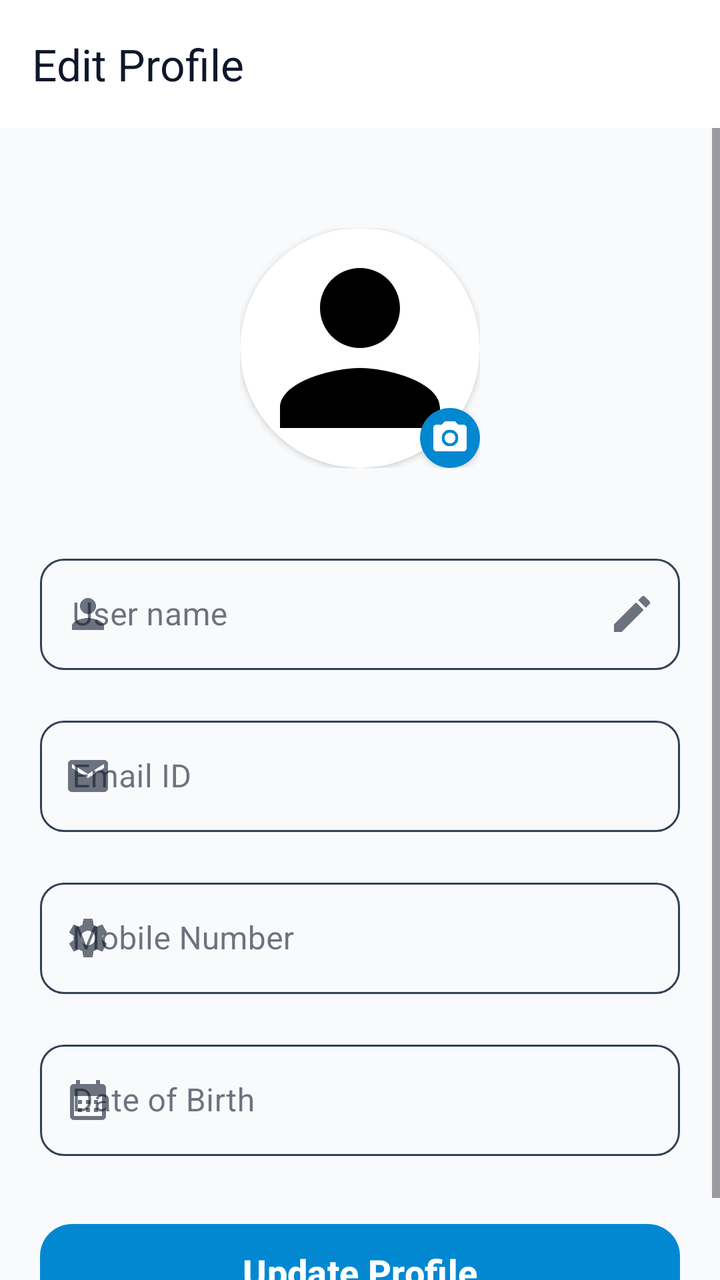
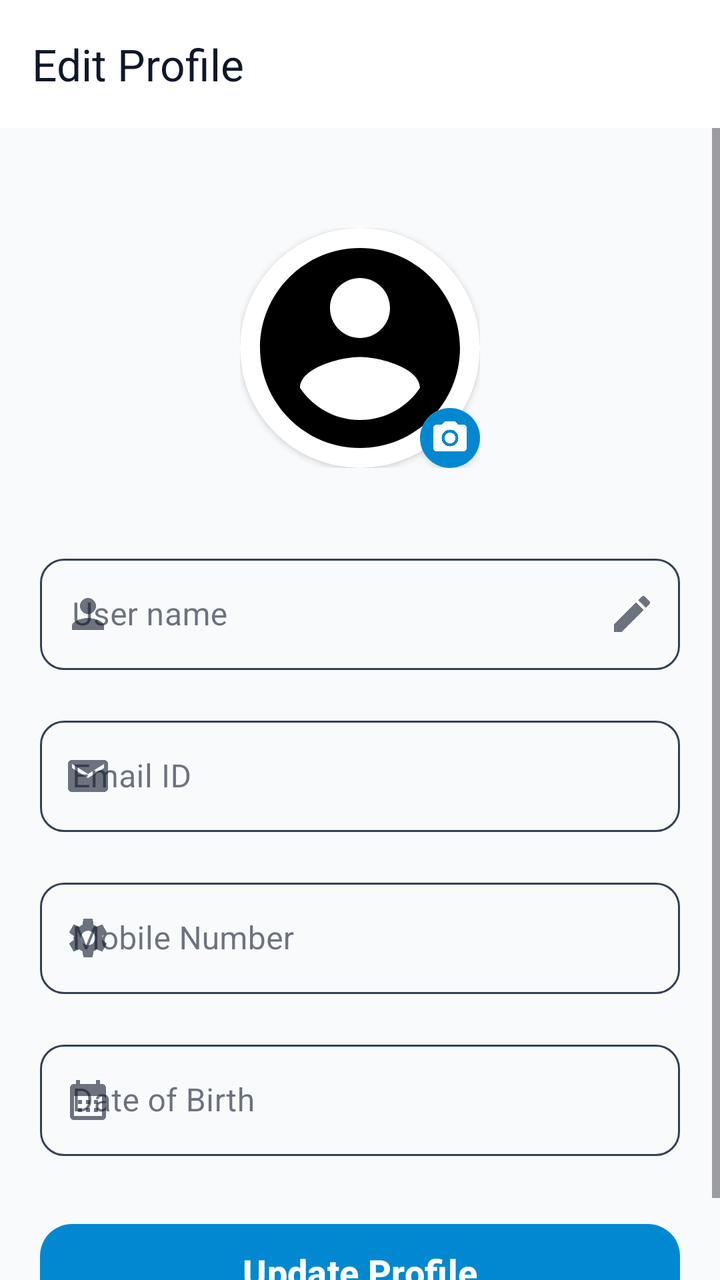

An Android layout rendered at two revisions. The XML below is the earlier revision; the diff shows what the commit changed to produce the second picture.
<!-- AndroidManifest.xml: application theme Theme.TestMaster -->
<!-- res/layout/activity_edit_profile.xml -->
<?xml version="1.0" encoding="utf-8"?>
<LinearLayout xmlns:android="http://schemas.android.com/apk/res/android"
    xmlns:tools="http://schemas.android.com/tools"
    android:layout_width="match_parent"
    android:layout_height="match_parent"
    xmlns:app="http://schemas.android.com/apk/res-auto"
    tools:context=".activities.EditProfileActivity"
    android:background="@drawable/statusbar_background"
    android:fitsSystemWindows="true"
    android:orientation="vertical">
    <androidx.appcompat.widget.Toolbar
        android:id="@+id/toolbar"
        android:layout_width="match_parent"
        android:layout_height="wrap_content"
        android:background="@color/primary"
        app:title="Edit Profile"
        app:titleTextColor="@color/onPrimary"
        app:layout_constraintTop_toTopOf="parent" />

    <ScrollView
        android:layout_width="match_parent"
        android:layout_height="match_parent"
        android:fillViewport="true">

        <LinearLayout
            android:layout_width="match_parent"
            android:layout_height="wrap_content"
            android:background="@color/background"
            android:orientation="vertical"
            android:paddingBottom="20dp">

            <LinearLayout
                android:layout_width="120dp"
                android:layout_height="120dp"
                android:layout_marginTop="50dp"
                android:layout_gravity="center">
                <RelativeLayout
                    android:layout_width="match_parent"
                    android:layout_height="wrap_content">
                    <androidx.cardview.widget.CardView
                        android:id="@+id/card_img"
                        android:layout_width="match_parent"
                        android:layout_height="match_parent"
                        app:cardCornerRadius="60dp">
                        <ImageView
                            android:id="@+id/iv_personimage"
                            android:layout_width="match_parent"
                            android:layout_height="match_parent"
                            android:src="@drawable/baseline_person_24"
                            android:scaleType="centerCrop" />
                    </androidx.cardview.widget.CardView>

                    <androidx.cardview.widget.CardView
                        android:layout_width="wrap_content"
                        android:layout_height="wrap_content"
                        android:layout_alignBottom="@+id/card_img"
                        android:layout_alignEnd="@+id/card_img"
                        app:cardCornerRadius="15dp"
                        app:cardElevation="2dp">
                        <ImageView
                            android:id="@+id/iv_edit"
                            android:layout_width="30dp"
                            android:layout_height="30dp"
                            android:padding="5dp"
                            android:background="@color/bluetint"
                            android:src="@drawable/baseline_photo_camera_24"
                            app:tint="@color/white" />
                    </androidx.cardview.widget.CardView>
                </RelativeLayout>
            </LinearLayout>

            <com.google.android.material.textfield.TextInputLayout
                android:id="@+id/til_username"
                style="@style/Widget.MaterialComponents.TextInputLayout.OutlinedBox"
                android:layout_width="match_parent"
                android:layout_height="wrap_content"
                android:hint="User name"
                android:layout_marginHorizontal="20dp"
                android:theme="@style/ThemeOverlay.AppTheme.TextInputEditText.Outlined"
                app:boxCornerRadiusBottomEnd="12dp"
                app:boxCornerRadiusBottomStart="12dp"
                app:boxCornerRadiusTopEnd="12dp"
                app:boxCornerRadiusTopStart="12dp"
                app:boxStrokeColor="@color/text_input_stroke"
                app:hintTextColor="@color/onSurfaceVariant"
                android:layout_marginTop="40dp"
                app:startIconDrawable="@drawable/baseline_person_24"
                app:endIconMode="custom"
                app:endIconDrawable="@drawable/baseline_edit_24">

                <com.google.android.material.textfield.TextInputEditText
                    android:id="@+id/et_username"
                    android:layout_width="match_parent"
                    android:layout_height="wrap_content"
                    android:enabled="false"
                    android:textColor="@color/text_primary"
                    android:inputType="text" />
            </com.google.android.material.textfield.TextInputLayout>

            <com.google.android.material.textfield.TextInputLayout
                android:id="@+id/til_email"
                style="@style/Widget.MaterialComponents.TextInputLayout.OutlinedBox"
                android:layout_width="match_parent"
                android:layout_height="wrap_content"
                android:hint="Email ID"
                android:theme="@style/ThemeOverlay.AppTheme.TextInputEditText.Outlined"
                app:boxCornerRadiusBottomEnd="12dp"
                app:boxCornerRadiusBottomStart="12dp"
                app:boxCornerRadiusTopEnd="12dp"
                app:boxCornerRadiusTopStart="12dp"
                app:boxStrokeColor="@color/text_input_stroke"
                app:hintTextColor="@color/onSurfaceVariant"
                android:layout_marginHorizontal="20dp"
                android:layout_marginTop="20dp"
                app:startIconDrawable="@drawable/baseline_email_24">

                <com.google.android.material.textfield.TextInputEditText
                    android:id="@+id/et_email"
                    android:layout_width="match_parent"
                    android:layout_height="wrap_content"
                    android:focusable="false"
                    android:enabled="false"
                    android:textColor="@color/text_primary" />
            </com.google.android.material.textfield.TextInputLayout>

            <com.google.android.material.textfield.TextInputLayout
                android:id="@+id/til_phone"
                style="@style/Widget.MaterialComponents.TextInputLayout.OutlinedBox"
                android:layout_width="match_parent"
                android:layout_height="wrap_content"
                android:hint="Mobile Number"
                android:layout_marginHorizontal="20dp"
                android:theme="@style/ThemeOverlay.AppTheme.TextInputEditText.Outlined"
                app:boxCornerRadiusBottomEnd="12dp"
                app:boxCornerRadiusBottomStart="12dp"
                app:boxCornerRadiusTopEnd="12dp"
                app:boxCornerRadiusTopStart="12dp"
                app:boxStrokeColor="@color/text_input_stroke"
                app:hintTextColor="@color/onSurfaceVariant"
                android:layout_marginTop="20dp"
                app:startIconDrawable="@drawable/baseline_settings_24">

                <com.google.android.material.textfield.TextInputEditText
                    android:id="@+id/et_phone_no"
                    android:layout_width="match_parent"
                    android:layout_height="wrap_content"
                    android:textColor="@color/text_primary"
                    android:inputType="phone"
                    android:maxLength="10" />
            </com.google.android.material.textfield.TextInputLayout>

            <com.google.android.material.textfield.TextInputLayout
                android:id="@+id/til_dob"
                style="@style/Widget.MaterialComponents.TextInputLayout.OutlinedBox"
                android:layout_width="match_parent"
                android:layout_height="wrap_content"
                android:hint="Date of Birth"
                android:layout_marginHorizontal="20dp"
                android:theme="@style/ThemeOverlay.AppTheme.TextInputEditText.Outlined"
                app:boxCornerRadiusBottomEnd="12dp"
                app:boxCornerRadiusBottomStart="12dp"
                app:boxCornerRadiusTopEnd="12dp"
                app:boxCornerRadiusTopStart="12dp"
                app:boxStrokeColor="@color/text_input_stroke"
                app:hintTextColor="@color/onSurfaceVariant"
                android:layout_marginTop="20dp"
                app:startIconDrawable="@drawable/baseline_calendar_month_24">

                <com.google.android.material.textfield.TextInputEditText
                    android:id="@+id/et_dob"
                    android:layout_width="match_parent"
                    android:layout_height="wrap_content"
                    android:textColor="@color/text_primary"
                    android:focusable="false" />
            </com.google.android.material.textfield.TextInputLayout>

            <com.google.android.material.button.MaterialButton
                android:id="@+id/btn_submit"
                style="@style/Widget.Material3.Button"
                android:layout_width="match_parent"
                android:layout_height="56dp"
                android:layout_marginHorizontal="20dp"
                android:layout_marginTop="30dp"
                android:text="Update Profile"
                android:textColor="@color/white"
                android:textSize="18sp"
                android:textStyle="bold"
                app:backgroundTint="@color/bluetint"
                app:cornerRadius="16dp" />
        </LinearLayout>
    </ScrollView>
</LinearLayout>
<!-- resources referenced by this layout -->
<resources>
  <color name="background">#F8FAFC</color>
  <color name="bluetint">#0288D1</color>
  <color name="onPrimary">#0F172A</color>
  <color name="onSurfaceVariant">#475569</color>
  <color name="primary">#FFFFFF</color>
  <color name="text_primary">#0F172A</color>
  <color name="white">#FFFFFFFF</color>
  <!-- drawable baseline_edit_24 (drawable) -->
  <vector xmlns:android="http://schemas.android.com/apk/res/android" android:height="24dp" android:tint="#000000" android:viewportHeight="24" android:viewportWidth="24" android:width="24dp">
        
      <path android:fillColor="@android:color/white" android:pathData="M3,17.25V21h3.75L17.81,9.94l-3.75,-3.75L3,17.25zM20.71,7.04c0.39,-0.39 0.39,-1.02 0,-1.41l-2.34,-2.34c-0.39,-0.39 -1.02,-0.39 -1.41,0l-1.83,1.83 3.75,3.75 1.83,-1.83z"/>
      
  </vector>
  <!-- drawable baseline_email_24 (drawable) -->
  <vector xmlns:android="http://schemas.android.com/apk/res/android" android:height="24dp" android:tint="#000000" android:viewportHeight="24" android:viewportWidth="24" android:width="24dp">
        
      <path android:fillColor="@android:color/white" android:pathData="M20,4L4,4c-1.1,0 -1.99,0.9 -1.99,2L2,18c0,1.1 0.9,2 2,2h16c1.1,0 2,-0.9 2,-2L22,6c0,-1.1 -0.9,-2 -2,-2zM20,8l-8,5 -8,-5L4,6l8,5 8,-5v2z"/>
      
  </vector>
  <!-- drawable baseline_person_24 (drawable) -->
  <vector android:height="24dp" android:tint="#000000"
      android:viewportHeight="24" android:viewportWidth="24"
      android:width="24dp" xmlns:android="http://schemas.android.com/apk/res/android">
      <path android:fillColor="@android:color/white" android:pathData="M12,12c2.21,0 4,-1.79 4,-4s-1.79,-4 -4,-4 -4,1.79 -4,4 1.79,4 4,4zM12,14c-2.67,0 -8,1.34 -8,4v2h16v-2c0,-2.66 -5.33,-4 -8,-4z"/>
  </vector>
  <!-- drawable statusbar_background (drawable) -->
  <?xml version="1.0" encoding="utf-8"?>
  <layer-list xmlns:android="http://schemas.android.com/apk/res/android">
  
      <item android:height="150dp">
          <shape>
              <solid android:color="@color/primary"/>
          </shape>
      </item>
  
      <item android:top="150dp">
          <shape>
              <solid android:color="@color/background"/>
          </shape>
      </item>
  
  </layer-list>
  <style name="ThemeOverlay.AppTheme.TextInputEditText.Outlined" parent="">
          <item name="colorControlActivated">@color/accent</item>
      </style>
  <style name="Theme.TestMaster" parent="Base.Theme.TestMaster" />
  <color name="accent">#334155</color>
  <color name="primaryContainer">#F1F5F9</color>
  <color name="onPrimaryContainer">#0F172A</color>
  <color name="secondary">#64748B</color>
  <color name="onSecondary">#FFFFFF</color>
  <color name="secondaryContainer">#E2E8F0</color>
  <color name="onSecondaryContainer">#0F172A</color>
  <color name="surface">#FFFFFF</color>
  <color name="onSurface">#0F172A</color>
  <color name="surfaceVariant">#E2E8F0</color>
  <color name="outline">#94A3B8</color>
  <color name="error">#DC2626</color>
  <color name="onError">#FFFFFF</color>
  <color name="errorContainer">#FEE2E2</color>
  <color name="onErrorContainer">#7F1D1D</color>
  <!-- unchanged entries left out for length: 4 -->
</resources>

<!-- the commit's change to res/layout/activity_edit_profile.xml (unified diff, before → after) -->
@@ -46,7 +46,7 @@
                             android:id="@+id/iv_personimage"
                             android:layout_width="match_parent"
                             android:layout_height="match_parent"
-                            android:src="@drawable/baseline_person_24"
+                            android:src="@drawable/baseline_account_circle_24"
                             android:scaleType="centerCrop" />
                     </androidx.cardview.widget.CardView>
 
<!-- resource entries referenced after the edit -->
@@ -7,6 +7,12 @@
   <color name="primary">#FFFFFF</color>
   <color name="text_primary">#0F172A</color>
   <color name="white">#FFFFFFFF</color>
+  <!-- drawable baseline_account_circle_24 (drawable) -->
+  <vector xmlns:android="http://schemas.android.com/apk/res/android" android:height="24dp" android:tint="#000000" android:viewportHeight="24" android:viewportWidth="24" android:width="24dp">
+        
+      <path android:fillColor="@android:color/white" android:pathData="M12,2C6.48,2 2,6.48 2,12s4.48,10 10,10 10,-4.48 10,-10S17.52,2 12,2zM12,5c1.66,0 3,1.34 3,3s-1.34,3 -3,3 -3,-1.34 -3,-3 1.34,-3 3,-3zM12,19.2c-2.5,0 -4.71,-1.28 -6,-3.22 0.03,-1.99 4,-3.08 6,-3.08 1.99,0 5.97,1.09 6,3.08 -1.29,1.94 -3.5,3.22 -6,3.22z"/>
+      
+  </vector>
   <!-- drawable baseline_edit_24 (drawable) -->
   <vector xmlns:android="http://schemas.android.com/apk/res/android" android:height="24dp" android:tint="#000000" android:viewportHeight="24" android:viewportWidth="24" android:width="24dp">
         
